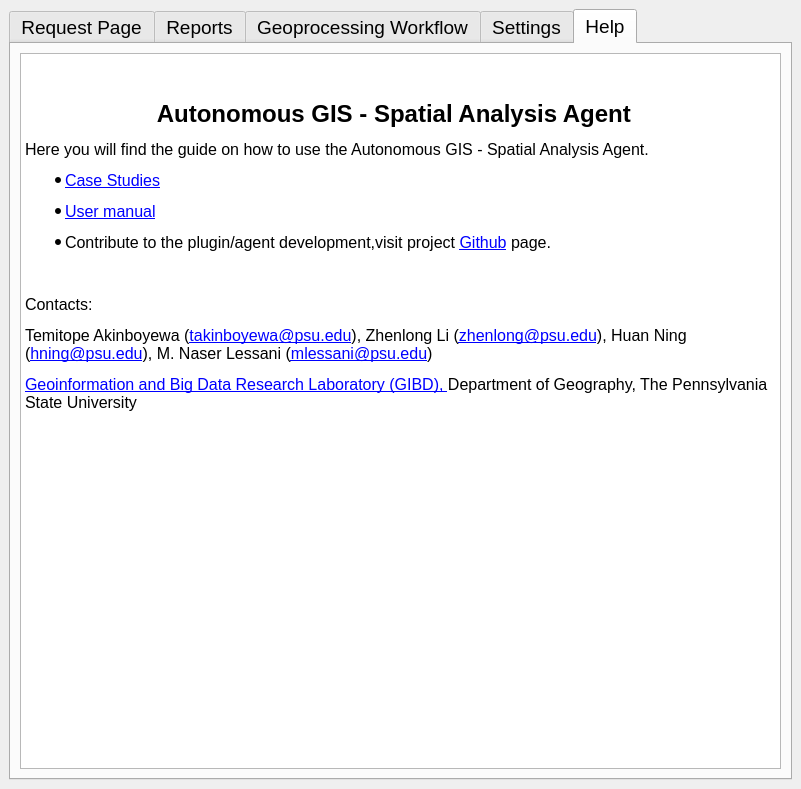
Above: SpatialAnalysisAgent_dockwidget_base.ui from xiaobing318/SpatialAnalysisAgent before the change. Below: the same form after it.
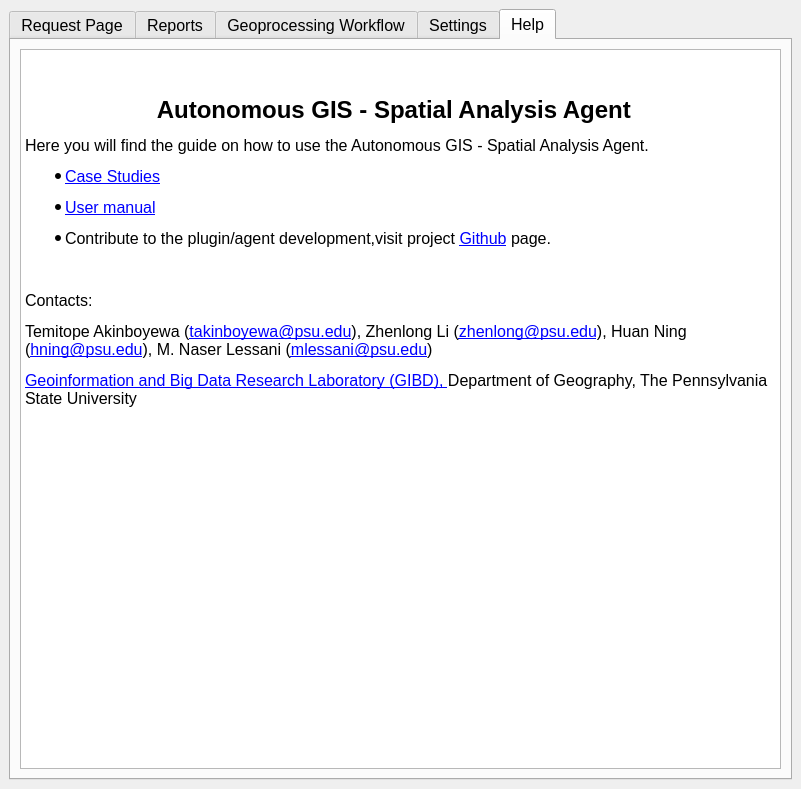
That is the form after the change. The open tabs and pages were chosen to show the change. Custom widgets are drawn as their Qt base class.

Patch:
```diff
--- a/SpatialAnalysisAgent_dockwidget_base.ui
+++ b/SpatialAnalysisAgent_dockwidget_base.ui
@@ -61,7 +61,7 @@
       </property>
       <property name="font">
        <font>
-        <pointsize>14</pointsize>
+        <pointsize>12</pointsize>
        </font>
       </property>
       <property name="currentIndex">
@@ -752,6 +752,12 @@
        </layout>
       </widget>
       <widget class="QWidget" name="tab_3">
+       <property name="font">
+        <font>
+         <family>Nirmala UI</family>
+         <pointsize>12</pointsize>
+        </font>
+       </property>
        <attribute name="title">
         <string>Help</string>
        </attribute>
@@ -764,20 +770,20 @@
              <string>&lt;!DOCTYPE HTML PUBLIC &quot;-//W3C//DTD HTML 4.0//EN&quot; &quot;http://www.w3.org/TR/REC-html40/strict.dtd&quot;&gt;
 &lt;html&gt;&lt;head&gt;&lt;meta name=&quot;qrichtext&quot; content=&quot;1&quot; /&gt;&lt;style type=&quot;text/css&quot;&gt;
 p, li { white-space: pre-wrap; }
-&lt;/style&gt;&lt;/head&gt;&lt;body style=&quot; font-family:'MS Shell Dlg 2'; font-size:14pt; font-weight:400; font-style:normal;&quot;&gt;
-&lt;p style=&quot; margin-top:0px; margin-bottom:0px; margin-left:0px; margin-right:0px; -qt-block-indent:0; text-indent:0px;&quot;&gt;&lt;span style=&quot; font-size:9.75pt;&quot;&gt;    &lt;/span&gt;&lt;/p&gt;
-&lt;p style=&quot; margin-top:0px; margin-bottom:0px; margin-left:0px; margin-right:0px; -qt-block-indent:0; text-indent:0px;&quot;&gt;&lt;span style=&quot; font-size:9.75pt;&quot;&gt;    &lt;/span&gt;&lt;/p&gt;
-&lt;p align=&quot;center&quot; style=&quot; margin-top:12px; margin-bottom:12px; margin-left:0px; margin-right:0px; -qt-block-indent:0; text-indent:0px;&quot;&gt;&lt;span style=&quot; font-size:18pt; font-weight:600;&quot;&gt;Autonomous GIS - Spatial Analysis Agent  &lt;/span&gt;&lt;/p&gt;
-&lt;p style=&quot; margin-top:12px; margin-bottom:12px; margin-left:0px; margin-right:0px; -qt-block-indent:0; text-indent:0px;&quot;&gt;&lt;span style=&quot; font-size:12pt;&quot;&gt;Here you will find the guide on how to use the Autonomous GIS - Spatial Analysis Agent.        &lt;/span&gt;&lt;/p&gt;
-&lt;ul style=&quot;margin-top: 0px; margin-bottom: 0px; margin-left: 0px; margin-right: 0px; -qt-list-indent: 1;&quot;&gt;&lt;li style=&quot; font-size:12pt;&quot; style=&quot; margin-top:0px; margin-bottom:12px; margin-left:0px; margin-right:0px; -qt-block-indent:0; text-indent:0px;&quot;&gt;&lt;a href=&quot;https://github.com/Teakinboyewa/SpatialAnalysisAgent/blob/master/Case_Studies.md&quot;&gt;&lt;span style=&quot; text-decoration: underline; color:#0000ff;&quot;&gt;Case Studies&lt;/span&gt;&lt;/a&gt; &lt;/li&gt;
-&lt;li style=&quot; font-size:12pt;&quot; style=&quot; margin-top:0px; margin-bottom:12px; margin-left:0px; margin-right:0px; -qt-block-indent:0; text-indent:0px;&quot;&gt;&lt;a href=&quot;https://github.com/Teakinboyewa/SpatialAnalysisAgent/blob/master/User_Manual.md&quot;&gt;&lt;span style=&quot; text-decoration: underline; color:#0000ff;&quot;&gt;User manual&lt;/span&gt;&lt;/a&gt; &lt;/li&gt;&lt;/ul&gt;
-&lt;ul style=&quot;margin-top: 0px; margin-bottom: 0px; margin-left: 0px; margin-right: 0px; -qt-list-indent: 1;&quot;&gt;&lt;li style=&quot; font-size:12pt;&quot; style=&quot; margin-top:0px; margin-bottom:12px; margin-left:0px; margin-right:0px; -qt-block-indent:0; text-indent:0px;&quot;&gt;Contribute to the plugin/agent development,visit project &lt;a href=&quot;https://github.com/Teakinboyewa/SpatialAnalysisAgent.git&quot;&gt;&lt;span style=&quot; text-decoration: underline; color:#0000ff;&quot;&gt;Github&lt;/span&gt;&lt;/a&gt; page. &lt;/li&gt;&lt;/ul&gt;
-&lt;p style=&quot; margin-top:12px; margin-bottom:12px; margin-left:0px; margin-right:0px; -qt-block-indent:0; text-indent:0px;&quot;&gt;&lt;span style=&quot; font-size:12pt;&quot;&gt;  &lt;/span&gt;&lt;/p&gt;
-&lt;p style=&quot; margin-top:12px; margin-bottom:12px; margin-left:0px; margin-right:0px; -qt-block-indent:0; text-indent:0px;&quot;&gt;&lt;span style=&quot; font-size:12pt;&quot;&gt;Contacts: &lt;/span&gt;&lt;/p&gt;
-&lt;p style=&quot; margin-top:12px; margin-bottom:12px; margin-left:0px; margin-right:0px; -qt-block-indent:0; text-indent:0px;&quot;&gt;&lt;span style=&quot; font-size:12pt;&quot;&gt;Temitope Akinboyewa (&lt;/span&gt;&lt;a href=&quot;mailto:takinboyewa@psu.edu&quot;&gt;&lt;span style=&quot; font-size:12pt; text-decoration: underline; color:#0000ff;&quot;&gt;takinboyewa@psu.edu&lt;/span&gt;&lt;/a&gt;&lt;span style=&quot; font-size:12pt;&quot;&gt;), Zhenlong Li (&lt;/span&gt;&lt;a href=&quot;mailto:zhenlong@psu.edu&quot;&gt;&lt;span style=&quot; font-size:12pt; text-decoration: underline; color:#0000ff;&quot;&gt;zhenlong@psu.edu&lt;/span&gt;&lt;/a&gt;&lt;span style=&quot; font-size:12pt;&quot;&gt;), Huan Ning (&lt;/span&gt;&lt;a href=&quot;mailto:hning@psu.edu&quot;&gt;&lt;span style=&quot; font-size:12pt; text-decoration: underline; color:#0000ff;&quot;&gt;hning@psu.edu&lt;/span&gt;&lt;/a&gt;&lt;span style=&quot; font-size:12pt;&quot;&gt;), M. Naser Lessani (&lt;/span&gt;&lt;a href=&quot;mailto:mlessani@psu.edu&quot;&gt;&lt;span style=&quot; font-size:12pt; text-decoration: underline; color:#0000ff;&quot;&gt;mlessani@psu.edu&lt;/span&gt;&lt;/a&gt;&lt;span style=&quot; font-size:12pt;&quot;&gt;)&lt;/span&gt;&lt;/p&gt;
-&lt;p style=&quot; margin-top:12px; margin-bottom:12px; margin-left:0px; margin-right:0px; -qt-block-indent:0; text-indent:0px;&quot;&gt;&lt;a href=&quot;https://giscience.psu.edu/&quot;&gt;&lt;span style=&quot; font-size:12pt; text-decoration: underline; color:#0000ff;&quot;&gt;Geoinformation and Big Data Research Laboratory (GIBD), &lt;/span&gt;&lt;/a&gt;&lt;span style=&quot; font-size:12pt;&quot;&gt;Department of Geography, The Pennsylvania State University &lt;/span&gt;&lt;/p&gt;
-&lt;p style=&quot;-qt-paragraph-type:empty; margin-top:12px; margin-bottom:12px; margin-left:0px; margin-right:0px; -qt-block-indent:0; text-indent:0px; font-size:10pt;&quot;&gt;&lt;br /&gt;&lt;/p&gt;
-&lt;p style=&quot; margin-top:0px; margin-bottom:12px; margin-left:0px; margin-right:0px; -qt-block-indent:0; text-indent:0px;&quot;&gt;&lt;span style=&quot; font-size:9.75pt;&quot;&gt;	  &lt;/span&gt;&lt;/p&gt;&lt;/body&gt;&lt;/html&gt;</string>
+&lt;/style&gt;&lt;/head&gt;&lt;body style=&quot; font-family:'Nirmala UI'; font-size:12pt; font-weight:400; font-style:normal;&quot;&gt;
+&lt;p style=&quot; margin-top:0px; margin-bottom:0px; margin-left:0px; margin-right:0px; -qt-block-indent:0; text-indent:0px;&quot;&gt;&lt;span style=&quot; font-family:'MS Shell Dlg 2'; font-size:9.75pt;&quot;&gt;    &lt;/span&gt;&lt;/p&gt;
+&lt;p style=&quot; margin-top:0px; margin-bottom:0px; margin-left:0px; margin-right:0px; -qt-block-indent:0; text-indent:0px;&quot;&gt;&lt;span style=&quot; font-family:'MS Shell Dlg 2'; font-size:9.75pt;&quot;&gt;    &lt;/span&gt;&lt;/p&gt;
+&lt;p align=&quot;center&quot; style=&quot; margin-top:12px; margin-bottom:12px; margin-left:0px; margin-right:0px; -qt-block-indent:0; text-indent:0px;&quot;&gt;&lt;span style=&quot; font-family:'MS Shell Dlg 2'; font-size:18pt; font-weight:600;&quot;&gt;Autonomous GIS - Spatial Analysis Agent  &lt;/span&gt;&lt;/p&gt;
+&lt;p style=&quot; margin-top:12px; margin-bottom:12px; margin-left:0px; margin-right:0px; -qt-block-indent:0; text-indent:0px;&quot;&gt;&lt;span style=&quot; font-family:'MS Shell Dlg 2';&quot;&gt;Here you will find the guide on how to use the Autonomous GIS - Spatial Analysis Agent.        &lt;/span&gt;&lt;/p&gt;
+&lt;ul style=&quot;margin-top: 0px; margin-bottom: 0px; margin-left: 0px; margin-right: 0px; -qt-list-indent: 1;&quot;&gt;&lt;li style=&quot; font-family:'MS Shell Dlg 2';&quot; style=&quot; margin-top:0px; margin-bottom:12px; margin-left:0px; margin-right:0px; -qt-block-indent:0; text-indent:0px;&quot;&gt;&lt;a href=&quot;https://github.com/Teakinboyewa/SpatialAnalysisAgent/blob/master/Case_Studies.md&quot;&gt;&lt;span style=&quot; text-decoration: underline; color:#0000ff;&quot;&gt;Case Studies&lt;/span&gt;&lt;/a&gt; &lt;/li&gt;
+&lt;li style=&quot; font-family:'MS Shell Dlg 2';&quot; style=&quot; margin-top:0px; margin-bottom:12px; margin-left:0px; margin-right:0px; -qt-block-indent:0; text-indent:0px;&quot;&gt;&lt;a href=&quot;https://github.com/Teakinboyewa/SpatialAnalysisAgent/blob/master/User_Manual.md&quot;&gt;&lt;span style=&quot; text-decoration: underline; color:#0000ff;&quot;&gt;User manual&lt;/span&gt;&lt;/a&gt; &lt;/li&gt;&lt;/ul&gt;
+&lt;ul style=&quot;margin-top: 0px; margin-bottom: 0px; margin-left: 0px; margin-right: 0px; -qt-list-indent: 1;&quot;&gt;&lt;li style=&quot; font-family:'MS Shell Dlg 2';&quot; style=&quot; margin-top:0px; margin-bottom:12px; margin-left:0px; margin-right:0px; -qt-block-indent:0; text-indent:0px;&quot;&gt;Contribute to the plugin/agent development,visit project &lt;a href=&quot;https://github.com/Teakinboyewa/SpatialAnalysisAgent.git&quot;&gt;&lt;span style=&quot; text-decoration: underline; color:#0000ff;&quot;&gt;Github&lt;/span&gt;&lt;/a&gt; page. &lt;/li&gt;&lt;/ul&gt;
+&lt;p style=&quot; margin-top:12px; margin-bottom:12px; margin-left:0px; margin-right:0px; -qt-block-indent:0; text-indent:0px;&quot;&gt;&lt;span style=&quot; font-family:'MS Shell Dlg 2';&quot;&gt;  &lt;/span&gt;&lt;/p&gt;
+&lt;p style=&quot; margin-top:12px; margin-bottom:12px; margin-left:0px; margin-right:0px; -qt-block-indent:0; text-indent:0px;&quot;&gt;&lt;span style=&quot; font-family:'MS Shell Dlg 2';&quot;&gt;Contacts: &lt;/span&gt;&lt;/p&gt;
+&lt;p style=&quot; margin-top:12px; margin-bottom:12px; margin-left:0px; margin-right:0px; -qt-block-indent:0; text-indent:0px;&quot;&gt;&lt;span style=&quot; font-family:'MS Shell Dlg 2';&quot;&gt;Temitope Akinboyewa (&lt;/span&gt;&lt;a href=&quot;mailto:takinboyewa@psu.edu&quot;&gt;&lt;span style=&quot; font-family:'MS Shell Dlg 2'; text-decoration: underline; color:#0000ff;&quot;&gt;takinboyewa@psu.edu&lt;/span&gt;&lt;/a&gt;&lt;span style=&quot; font-family:'MS Shell Dlg 2';&quot;&gt;), Zhenlong Li (&lt;/span&gt;&lt;a href=&quot;mailto:zhenlong@psu.edu&quot;&gt;&lt;span style=&quot; font-family:'MS Shell Dlg 2'; text-decoration: underline; color:#0000ff;&quot;&gt;zhenlong@psu.edu&lt;/span&gt;&lt;/a&gt;&lt;span style=&quot; font-family:'MS Shell Dlg 2';&quot;&gt;), Huan Ning (&lt;/span&gt;&lt;a href=&quot;mailto:hning@psu.edu&quot;&gt;&lt;span style=&quot; font-family:'MS Shell Dlg 2'; text-decoration: underline; color:#0000ff;&quot;&gt;hning@psu.edu&lt;/span&gt;&lt;/a&gt;&lt;span style=&quot; font-family:'MS Shell Dlg 2';&quot;&gt;), M. Naser Lessani (&lt;/span&gt;&lt;a href=&quot;mailto:mlessani@psu.edu&quot;&gt;&lt;span style=&quot; font-family:'MS Shell Dlg 2'; text-decoration: underline; color:#0000ff;&quot;&gt;mlessani@psu.edu&lt;/span&gt;&lt;/a&gt;&lt;span style=&quot; font-family:'MS Shell Dlg 2';&quot;&gt;)&lt;/span&gt;&lt;/p&gt;
+&lt;p style=&quot; margin-top:12px; margin-bottom:12px; margin-left:0px; margin-right:0px; -qt-block-indent:0; text-indent:0px;&quot;&gt;&lt;a href=&quot;https://giscience.psu.edu/&quot;&gt;&lt;span style=&quot; font-family:'MS Shell Dlg 2'; text-decoration: underline; color:#0000ff;&quot;&gt;Geoinformation and Big Data Research Laboratory (GIBD), &lt;/span&gt;&lt;/a&gt;&lt;span style=&quot; font-family:'MS Shell Dlg 2';&quot;&gt;Department of Geography, The Pennsylvania State University &lt;/span&gt;&lt;/p&gt;
+&lt;p style=&quot;-qt-paragraph-type:empty; margin-top:12px; margin-bottom:12px; margin-left:0px; margin-right:0px; -qt-block-indent:0; text-indent:0px; font-family:'MS Shell Dlg 2'; font-size:10pt;&quot;&gt;&lt;br /&gt;&lt;/p&gt;
+&lt;p style=&quot; margin-top:0px; margin-bottom:12px; margin-left:0px; margin-right:0px; -qt-block-indent:0; text-indent:0px;&quot;&gt;&lt;span style=&quot; font-family:'MS Shell Dlg 2'; font-size:9.75pt;&quot;&gt;	  &lt;/span&gt;&lt;/p&gt;&lt;/body&gt;&lt;/html&gt;</string>
             </property>
             <property name="openExternalLinks">
              <bool>true</bool>
```
Left out of the diff: 46 changed lines with no effect on the pictures.
